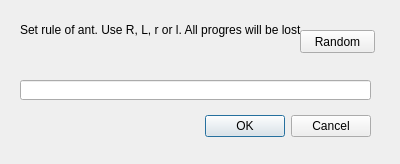
Before: the Qt Designer form settings.ui in ObjatieGroba/langton, drawn with Qt 5.
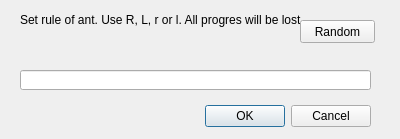
After: the same form once the commit is applied. Icons and pictures are not drawn.

What changed in the file:
```diff
--- a/settings.ui
+++ b/settings.ui
@@ -7,7 +7,7 @@
     <x>0</x>
     <y>0</y>
     <width>400</width>
-    <height>164</height>
+    <height>139</height>
    </rect>
   </property>
   <property name="windowTitle">
@@ -21,7 +21,7 @@
    <property name="geometry">
     <rect>
      <x>30</x>
-     <y>110</y>
+     <y>100</y>
      <width>341</width>
      <height>32</height>
     </rect>
@@ -37,7 +37,7 @@
    <property name="geometry">
     <rect>
      <x>20</x>
-     <y>80</y>
+     <y>70</y>
      <width>351</width>
      <height>20</height>
     </rect>
@@ -47,7 +47,7 @@
    <property name="geometry">
     <rect>
      <x>20</x>
-     <y>50</y>
+     <y>40</y>
      <width>351</width>
      <height>20</height>
     </rect>
@@ -60,7 +60,7 @@
    <property name="geometry">
     <rect>
      <x>20</x>
-     <y>20</y>
+     <y>10</y>
      <width>351</width>
      <height>20</height>
     </rect>
@@ -73,7 +73,7 @@
    <property name="geometry">
     <rect>
      <x>300</x>
-     <y>30</y>
+     <y>20</y>
      <width>75</width>
      <height>23</height>
     </rect>
```
Left out of the diff: 3 changed lines with no effect on the pictures.
